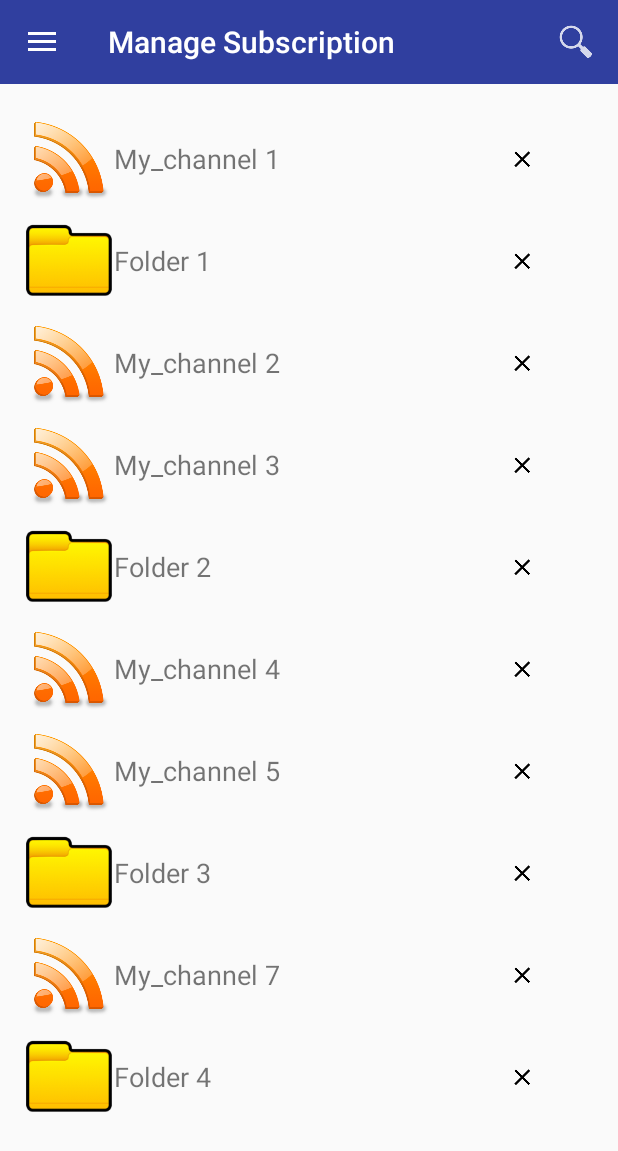
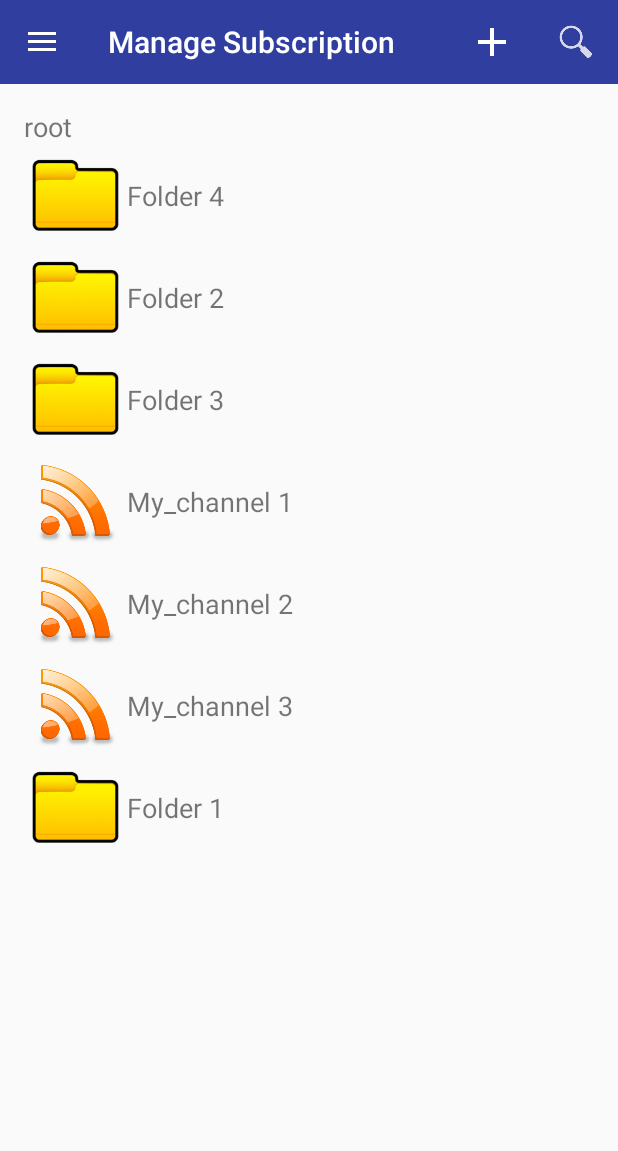
Before and after one commit to lebui185/RssReader, an Android app: the fragment RssChannelListFragment placed in its activity, in the side drawer, after a tap on "Manage Subscription", on a phone screen of 412 x 824 dp. Shown: the top 1151 px of the screen. Run offline under Robolectric (Android 15) with nearby library versions, the phone set to English and light mode, and no system bars; our stand-ins replace Firebase (no records; nobody signed in at launch, a user with empty details on screens opened directly).

Commit message:
Fix in category
Add the folder.
delete the data.
set another DummyData

```diff
--- a/app/src/main/java/orion/rssreader/DummyData.java
+++ b/app/src/main/java/orion/rssreader/DummyData.java
@@ -54,32 +54,29 @@ public class DummyData {
     }
 
 
-    public static RssCategory getMyCategory() {
-        //Dummy
-        return new RssCategory("root");
+    public static SubscribedFolder getRoot(){
+        SubscribedFolder category = getFolderData("root");
+        SubscribedFolder folder1 = getFolderData("Folder 1");
+        SubscribedFolder folder2 = getFolderData("Folder 2");
+        SubscribedFolder folder3= getFolderData("Folder 3");
+        SubscribedFolder folder4= getFolderData("Folder 4");
+        SubscribedFolder folder5= getFolderData("Folder 5");
+
+        category.addItem(folder1);
+        category.addItem(folder2);
+        category.addItem(folder3);
+        category.addItem(folder4);
+        folder1.addItem(folder5);
+
+        return category;
     }
 
-    public static List<Object> getCategory(RssCategory category) {
-        List<Object> rssInCategory = new ArrayList<>();
-
-        String categoryName = category.getName();
-        if (categoryName.equalsIgnoreCase("root")) {
-            rssInCategory.add(new RssChannel(null, "My_channel 1", null, null, null, null));
-            rssInCategory.add(new RssCategory("Folder 1"));
-            rssInCategory.add(new RssChannel(null, "My_channel 2", null, null, null, null));
-            rssInCategory.add(new RssChannel(null, "My_channel 3", null, null, null, null));
-            rssInCategory.add(new RssCategory("Folder 2"));
-            rssInCategory.add(new RssChannel(null, "My_channel 4", null, null, null, null));
-            rssInCategory.add(new RssChannel(null, "My_channel 5", null, null, null, null));
-            rssInCategory.add(new RssCategory("Folder 3"));
-            rssInCategory.add(new RssChannel(null, "My_channel 7", null, null, null, null));
-            rssInCategory.add(new RssCategory("Folder 4"));
-        } else {
-            rssInCategory.add(new RssChannel(null, "My_channel 1", null, null, null, null));
-            rssInCategory.add(new RssChannel(null, "My_channel 2", null, null, null, null));
-            rssInCategory.add(new RssChannel(null, "My_channel 3", null, null, null, null));
-        }
-        return rssInCategory;
+    public static SubscribedFolder getFolderData(String name) {
+        SubscribedFolder folder = new SubscribedFolder(name);
+        folder.addItem(new RssChannel(null,"My_channel 1",null,null,null,null));
+        folder.addItem(new RssChannel(null,"My_channel 2",null,null,null,null));
+        folder.addItem(new RssChannel(null,"My_channel 3",null,null,null,null));
+        return folder;
     }
 
     public static List<RssItem> getRecentFeeds() {
--- a/app/src/main/java/orion/rssreader/RssCategory.java
+++ /dev/null
@@ -1,20 +0,0 @@
-package orion.rssreader;
-
-public class RssCategory {
-    String mName;
-
-    public RssCategory(String name) {
-        this.mName = name;
-    }
-
-    public RssCategory() {
-    }
-
-    public String getName() {
-        return mName;
-    }
-
-    public void setName(String name) {
-        this.mName = name;
-    }
-}
--- a/app/src/main/java/orion/rssreader/RssChannel.java
+++ b/app/src/main/java/orion/rssreader/RssChannel.java
@@ -1,6 +1,6 @@
 package orion.rssreader;
 
-public class RssChannel {
+public class RssChannel extends SubscribedItem{
     private String feedId;
     private String title;
     private String website;
@@ -67,4 +67,9 @@ public class RssChannel {
     public void setVisualUrl(String visualUrl) {
         this.visualUrl = visualUrl;
     }
+
+    @Override
+    public String getName() {
+        return getTitle();
+    }
 }
--- a/app/src/main/java/orion/rssreader/RssChannelListFragment.java
+++ b/app/src/main/java/orion/rssreader/RssChannelListFragment.java
@@ -10,12 +10,14 @@ import android.view.LayoutInflater;
 import android.view.View;
 import android.view.ViewGroup;
 import android.widget.ProgressBar;
+import android.widget.TextView;
 
 import java.util.List;
 
 public class RssChannelListFragment extends Fragment {
     private RecyclerView mRssChannelRecycler;
     private ProgressBar mProgressBar;
+
 
     public RssChannelListFragment() {
         // Required empty public constructor
--- a/app/src/main/java/orion/rssreader/RssCategoryAdapter.java
+++ b/app/src/main/java/orion/rssreader/SubscribedAdapter.java
@@ -11,22 +11,34 @@ import android.widget.TextView;
 
 import java.util.List;
 
-public class RssCategoryAdapter extends RecyclerView.Adapter<RssCategoryAdapter.ViewHolder> {
+/**
+ * Created by Ho Vu Anh Khoa on 22/06/2016.
+ */
+public class SubscribedAdapter extends RecyclerView.Adapter<SubscribedAdapter.ViewHolder> {
     private Context mContext;
-    private List<Object> mRssCategoryList;
+    private List<SubscribedItem> mRssCategoryList;
     private RssCategoryClickListener mRssCategoryClickListener;
+    private RssCategoryLongClickListener mRssCategoryLongClickListener;
 
     public interface RssCategoryClickListener {
         void onRssCategoryClick(View view, int position, Object obj);
     }
 
-    public RssCategoryAdapter(List<Object> category, Context context) {
+    public interface RssCategoryLongClickListener {
+        void onRssCategoryLongClick(View view, int position, Object obj);
+    }
+
+    public SubscribedAdapter(List<SubscribedItem> category, Context context) {
         this.mRssCategoryList = category;
         this.mContext = context;
     }
 
     public void setRssCategoryClickListener(RssCategoryClickListener rssCategoryClickListener) {
         mRssCategoryClickListener = rssCategoryClickListener;
+    }
+
+    public void setmRssCategoryLongClickListener(RssCategoryLongClickListener mRssCategoryLongClickListener) {
+        this.mRssCategoryLongClickListener = mRssCategoryLongClickListener;
     }
 
     @Override
@@ -38,12 +50,12 @@ public class RssCategoryAdapter extends RecyclerView.Adapter<RssCategoryAdapter.
 
     @Override
     public void onBindViewHolder(final ViewHolder holder, int position) {
-        Object rss = mRssCategoryList.get(position);
-        if (rss instanceof RssCategory) {
-            RssCategory category = (RssCategory) rss;
+        SubscribedItem rss = mRssCategoryList.get(position);
+        if(rss instanceof SubscribedFolder){
+            SubscribedFolder folder = (SubscribedFolder) rss;
             holder.mIconItem.setImageResource(R.drawable.rss_folder);
-            holder.mRssName.setText(category.getName());
-        } else if (rss instanceof RssChannel) {
+            holder.mRssName.setText(folder.getName());
+        }else if (rss instanceof RssChannel){
             RssChannel channel = (RssChannel) rss;
             holder.mIconItem.setImageResource(R.drawable.rss_icon);
             holder.mRssName.setText(channel.getTitle());
@@ -55,22 +67,29 @@ public class RssCategoryAdapter extends RecyclerView.Adapter<RssCategoryAdapter.
         return mRssCategoryList.size();
     }
 
-    public class ViewHolder extends RecyclerView.ViewHolder {
+    public class ViewHolder extends RecyclerView.ViewHolder{
         public TextView mRssName;
         public ImageView mIconItem;
-        public ImageButton mIconRemove;
 
         public ViewHolder(View view) {
             super(view);
             mRssName = (TextView) view.findViewById(R.id.rss_name);
             mIconItem = (ImageView) view.findViewById(R.id.rss_icon);
-            mIconRemove = (ImageButton) view.findViewById(R.id.rss_remove);
 
             mRssName.setOnClickListener(new View.OnClickListener() {
                 @Override
                 public void onClick(View view) {
                     int position = getAdapterPosition();
                     mRssCategoryClickListener.onRssCategoryClick(view, position, mRssCategoryList.get(position));
+                }
+            });
+
+            mRssName.setOnLongClickListener(new View.OnLongClickListener() {
+                @Override
+                public boolean onLongClick(View view) {
+                    int position = getAdapterPosition();
+                    mRssCategoryLongClickListener.onRssCategoryLongClick(view, position, mRssCategoryList.get(position));
+                    return true;
                 }
             });
 
@@ -81,14 +100,15 @@ public class RssCategoryAdapter extends RecyclerView.Adapter<RssCategoryAdapter.
                     mRssCategoryClickListener.onRssCategoryClick(view, position, mRssCategoryList.get(position));
                 }
             });
-            mIconRemove.setOnClickListener(new View.OnClickListener() {
+
+            mIconItem.setOnLongClickListener(new View.OnLongClickListener() {
                 @Override
-                public void onClick(View view) {
+                public boolean onLongClick(View view) {
                     int position = getAdapterPosition();
-                    mRssCategoryClickListener.onRssCategoryClick(view, position, mRssCategoryList.get(position));
+                    mRssCategoryLongClickListener.onRssCategoryLongClick(view, position, mRssCategoryList.get(position));
+                    return true;
                 }
             });
-
         }
     }
 }
--- /dev/null
+++ b/app/src/main/java/orion/rssreader/SubscribedFolder.java
@@ -0,0 +1,59 @@
+package orion.rssreader;
+
+import java.util.ArrayList;
+import java.util.HashMap;
+import java.util.List;
+import java.util.Map;
+
+/**
+ * Created by Ho Vu Anh Khoa on 23/06/2016.
+ */
+public class SubscribedFolder extends SubscribedItem {
+    String mTitle;
+    Map<String,SubscribedItem> itemList = new HashMap<>();
+
+    public SubscribedFolder(String title) {
+        this.mTitle = title;
+    }
+
+    public String getTitle() {
+        return mTitle;
+    }
+
+    public void setTitle(String title) {
+        this.mTitle = title;
+    }
+
+    public boolean addItem(SubscribedItem item){
+        if(item != null && !itemList.containsKey(item.getName())){
+            itemList.put(item.getName(),item);
+            item.setParentItem(this);
+            return true;
+        }
+        return false;
+    }
+
+    public boolean removeItem(String name){
+        if(itemList.containsKey(name)){
+           itemList.remove(name);
+            return true;
+        }
+        return false;
+    }
+
+    public SubscribedItem getItem(String name){
+        if(itemList.containsKey(name)){
+            return itemList.get(name);
+        }
+        return null;
+    }
+
+    public List<SubscribedItem> getItemsList(){
+        return new ArrayList<>(itemList.values());
+    }
+
+    @Override
+    public String getName() {
+        return getTitle();
+    }
+}
--- /dev/null
+++ b/app/src/main/java/orion/rssreader/SubscribedItem.java
@@ -0,0 +1,26 @@
+package orion.rssreader;
+
+/**
+ * Created by Ho Vu Anh Khoa on 23/06/2016.
+ */
+public abstract class SubscribedItem {
+
+    SubscribedItem parentItem;
+
+    public String getPath(){
+        if(parentItem != null){
+            return parentItem.getPath() + "\\" + getName();
+        }
+        return getName();
+    }
+
+    public SubscribedItem getParentItem() {
+        return parentItem;
+    }
+
+    public void setParentItem(SubscribedItem parentItem) {
+        this.parentItem = parentItem;
+    }
+
+    public abstract String getName();
+}
--- a/app/src/main/java/orion/rssreader/RssCategoryListFragment.java
+++ b/app/src/main/java/orion/rssreader/SubscribedListFragment.java
@@ -6,31 +6,38 @@ import android.support.v4.app.Fragment;
 import android.support.v7.widget.LinearLayoutManager;
 import android.support.v7.widget.RecyclerView;
 import android.view.LayoutInflater;
+import android.view.Menu;
 import android.view.View;
 import android.view.ViewGroup;
+import android.widget.TextView;
 
 import java.util.List;
 
 /**
  * Created by Ho Vu Anh Khoa on 22/06/2016.
  */
-public class RssCategoryListFragment extends Fragment {
+public class SubscribedListFragment extends Fragment{
     private RecyclerView mRssCategoryRecycler;
+    private TextView mTextViewPath;
+    private String mPath;
 
-    public RssCategoryListFragment() {
+    public SubscribedListFragment() {
         // Required empty public constructor
     }
 
-    public static RssCategoryListFragment newInstance() {
-        RssCategoryListFragment fragment = new RssCategoryListFragment();
+    public static SubscribedListFragment newInstance(String path) {
+        SubscribedListFragment fragment = new SubscribedListFragment();
         Bundle args = new Bundle();
+        args.putString("PATH",path);
         fragment.setArguments(args);
         return fragment;
     }
 
-    public void setRssCategoryList(List<Object> items) {
-        RssCategoryAdapter adapter = new RssCategoryAdapter(items, getContext());
-        adapter.setRssCategoryClickListener((RssCategoryAdapter.RssCategoryClickListener) getActivity());
+    public void setRssCategoryList(List<SubscribedItem> items) {
+        SubscribedAdapter adapter = new SubscribedAdapter(items, getContext());
+        adapter.setRssCategoryClickListener((SubscribedAdapter.RssCategoryClickListener) getActivity());
+        adapter.setmRssCategoryLongClickListener((SubscribedAdapter.RssCategoryLongClickListener) getActivity());
+
         mRssCategoryRecycler.setAdapter(adapter);
         mRssCategoryRecycler.setLayoutManager(new LinearLayoutManager(getContext()));
     }
@@ -39,14 +46,26 @@ public class RssCategoryListFragment extends Fragment {
     public void onActivityCreated(@Nullable Bundle savedInstanceState) {
         super.onActivityCreated(savedInstanceState);
         mRssCategoryRecycler = (RecyclerView) getActivity().findViewById(R.id.category_recycler);
+
+
+
+        mTextViewPath = (TextView) getActivity().findViewById(R.id.path);
+        mTextViewPath.setText(mPath);
     }
 
     @Override
     public void onCreate(Bundle savedInstanceState) {
         super.onCreate(savedInstanceState);
+        setHasOptionsMenu(true);
         if (getArguments() != null) {
+            mPath = getArguments().getString("PATH");
+        }
+    }
 
-        }
+    @Override
+    public void onPrepareOptionsMenu(Menu menu) {
+        menu.findItem(R.id.action_add_folder).setVisible(true);
+        super.onPrepareOptionsMenu(menu);
     }
 
     @Override
--- a/app/src/main/res/layout/fragment_rss_category_list.xml
+++ b/app/src/main/res/layout/fragment_rss_category_list.xml
@@ -1,9 +1,16 @@
-<FrameLayout xmlns:android="http://schemas.android.com/apk/res/android"
+<LinearLayout xmlns:android="http://schemas.android.com/apk/res/android"
              xmlns:tools="http://schemas.android.com/tools"
              android:layout_width="match_parent"
              android:layout_height="match_parent"
              tools:context=".RssChannelListFragment"
-             android:padding="@dimen/activity_horizontal_margin">
+             android:padding="@dimen/activity_horizontal_margin"
+            android:orientation="vertical">
+
+    <TextView
+        android:layout_width="match_parent"
+        android:layout_height="wrap_content"
+        android:id="@+id/path"
+        android:textSize="18sp"/>
 
     <android.support.v7.widget.RecyclerView
         android:id="@+id/category_recycler"
@@ -12,4 +19,4 @@
 
     </android.support.v7.widget.RecyclerView>
 
-</FrameLayout>
+</LinearLayout>
--- a/app/src/main/res/layout/item_rss_category.xml
+++ b/app/src/main/res/layout/item_rss_category.xml
@@ -6,25 +6,30 @@
                 android:paddingTop="4dp"
                 android:orientation="horizontal">
     <ImageView
-        android:layout_width="60dp"
+        android:layout_width="0dp"
         android:layout_height="60dp"
-        android:id="@+id/rss_icon" />
+        android:id="@+id/rss_icon"
+        android:layout_weight="2" />
 
     <TextView
         android:id="@+id/rss_name"
-        android:layout_width="260dp"
+        android:layout_width="0dp"
         android:layout_gravity="center_vertical"
         android:layout_height="match_parent"
         android:text="Lorem category"
         android:textSize="18sp"
-        android:gravity="center|start" />
+        android:gravity="center|start"
+        android:layout_weight="9" />
 
+    <!--
     <ImageButton
-        android:layout_width="24dp"
-        android:layout_height="24dp"
+        android:layout_width="0dp"
+        android:layout_height="36dp"
         android:id="@+id/rss_remove"
         android:src="@drawable/ic_clear_black_18dp"
         android:layout_gravity="center_vertical"
-        android:background="?android:selectableItemBackground" />
+        android:background="?android:selectableItemBackground"
+        android:layout_weight="1" />
+    -->
 
 </LinearLayout>
--- a/app/src/main/res/menu/menu_toolbar.xml
+++ b/app/src/main/res/menu/menu_toolbar.xml
@@ -5,6 +5,11 @@
         android:id="@+id/action_subscribe"
         android:icon="@drawable/ic_add_white_48dp"
         android:title="Subscribe"
+        app:showAsAction="ifRoom"/>
+    <item
+        android:id="@+id/action_add_folder"
+        android:icon="@drawable/ic_add_white_48dp"
+        android:title="Add Folder"
         app:showAsAction="ifRoom"/>
     <item
         android:id="@+id/action_bookmark"
```
Also changed, not shown: app/build.gradle (+7 -5 lines), app/src/main/AndroidManifest.xml (+15 -11 lines), app/src/main/java/orion/rssreader/DialogInput.java (added, +70 -0 lines), app/src/main/java/orion/rssreader/DialogQuestion.java (added, +75 -0 lines), app/src/main/java/orion/rssreader/MainActivity.java (+89 -30 lines).
